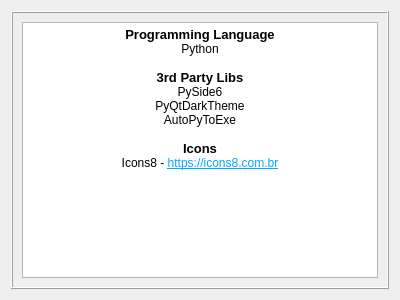
Before: the Qt Designer form src/ui/resources/LicenseDialog.ui in Paulo1402/Controle-de-Estoque, drawn with Qt 5.
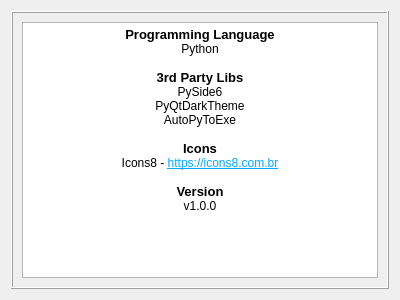
After: the same form once the commit is applied.

Commit message: fixed bugs in create new database and changed tooltip color

The edit to the form file:
```diff
--- a/src/ui/resources/LicenseDialog.ui
+++ b/src/ui/resources/LicenseDialog.ui
@@ -48,7 +48,10 @@
 &lt;p align=&quot;center&quot; style=&quot; margin-top:0px; margin-bottom:0px; margin-left:0px; margin-right:0px; -qt-block-indent:0; text-indent:0px;&quot;&gt;AutoPyToExe&lt;/p&gt;
 &lt;p align=&quot;center&quot; style=&quot;-qt-paragraph-type:empty; margin-top:0px; margin-bottom:0px; margin-left:0px; margin-right:0px; -qt-block-indent:0; text-indent:0px;&quot;&gt;&lt;br /&gt;&lt;/p&gt;
 &lt;p align=&quot;center&quot; style=&quot; margin-top:0px; margin-bottom:0px; margin-left:0px; margin-right:0px; -qt-block-indent:0; text-indent:0px;&quot;&gt;&lt;span style=&quot; font-size:10pt; font-weight:700;&quot;&gt;Icons&lt;/span&gt;&lt;/p&gt;
-&lt;p align=&quot;center&quot; style=&quot; margin-top:0px; margin-bottom:0px; margin-left:0px; margin-right:0px; -qt-block-indent:0; text-indent:0px;&quot;&gt;Icons8 - &lt;a href=&quot;https://icons8.com.br&quot;&gt;&lt;span style=&quot; text-decoration: underline; color:#00aaff;&quot;&gt;https://icons8.com.br&lt;/span&gt;&lt;/a&gt;&lt;/p&gt;&lt;/body&gt;&lt;/html&gt;</string>
+&lt;p align=&quot;center&quot; style=&quot; margin-top:0px; margin-bottom:0px; margin-left:0px; margin-right:0px; -qt-block-indent:0; text-indent:0px;&quot;&gt;Icons8 - &lt;a href=&quot;https://icons8.com.br&quot;&gt;&lt;span style=&quot; text-decoration: underline; color:#00aaff;&quot;&gt;https://icons8.com.br&lt;/span&gt;&lt;/a&gt;&lt;/p&gt;
+&lt;p style=&quot;-qt-paragraph-type:empty; margin-top:0px; margin-bottom:0px; margin-left:0px; margin-right:0px; -qt-block-indent:0; text-indent:0px; text-decoration: underline; color:#00aaff;&quot;&gt;&lt;br /&gt;&lt;/p&gt;
+&lt;p align=&quot;center&quot; style=&quot; margin-top:0px; margin-bottom:0px; margin-left:0px; margin-right:0px; -qt-block-indent:0; text-indent:0px;&quot;&gt;&lt;span style=&quot; font-size:10pt; font-weight:700;&quot;&gt;Version&lt;/span&gt;&lt;/p&gt;
+&lt;p align=&quot;center&quot; style=&quot; margin-top:0px; margin-bottom:0px; margin-left:0px; margin-right:0px; -qt-block-indent:0; text-indent:0px;&quot;&gt;v1.0.0&lt;/p&gt;&lt;/body&gt;&lt;/html&gt;</string>
         </property>
         <property name="textInteractionFlags">
          <set>Qt::TextBrowserInteraction</set>
```
The commit also changes 14 other files.
